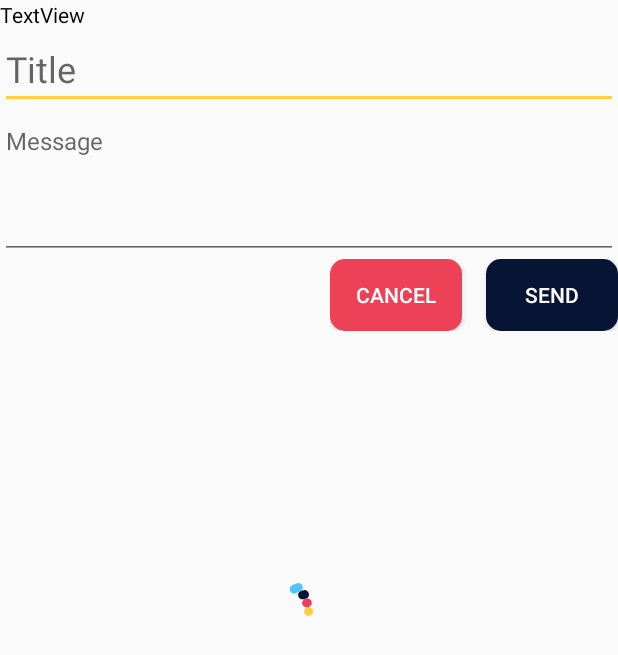
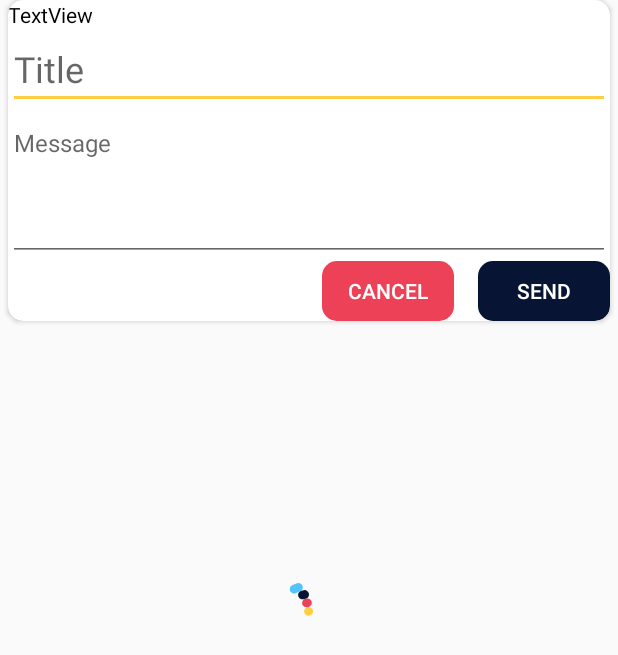
Before and after one commit to UNIC-India/UNIC_Vendor, an Android app: the layout fragment_write_nofication.xml on its own in the app's theme, with its tools: preview values and no code run, on a phone screen of 412 x 824 dp. Shown: the top 655 px of the screen. Run offline under Robolectric (Android 15) with nearby library versions, the phone set to English and light mode, and no system bars; Roboto replaces fonts that are not available here.

Commit message:
Clean up

```diff
--- a/app/src/main/res/layout/activity_set_shop_structure.xml
+++ b/app/src/main/res/layout/activity_set_shop_structure.xml
@@ -67,10 +67,11 @@
                         android:layout_width="0dp"
                         android:layout_height="wrap_content"
                         android:ellipsize="end"
+                        android:fontFamily="@font/montserrat_bold"
                         android:maxLines="1"
                         android:textColor="#FFFFFF"
+
                         android:textSize="24sp"
-
                         app:layout_constraintBottom_toBottomOf="parent"
                         app:layout_constraintEnd_toStartOf="@+id/confirm_shop_structure"
                         app:layout_constraintStart_toStartOf="parent"
--- a/app/src/main/res/layout/fragment_write_nofication.xml
+++ b/app/src/main/res/layout/fragment_write_nofication.xml
@@ -1,5 +1,6 @@
 <?xml version="1.0" encoding="utf-8"?>
-<androidx.constraintlayout.widget.ConstraintLayout xmlns:android="http://schemas.android.com/apk/res/android"
+<androidx.constraintlayout.widget.ConstraintLayout
+    xmlns:android="http://schemas.android.com/apk/res/android"
     xmlns:app="http://schemas.android.com/apk/res-auto"
     xmlns:tools="http://schemas.android.com/tools"
     android:layout_width="match_parent"
@@ -10,13 +11,28 @@
         android:id="@+id/loading"
         android:layout_width="100dp"
         android:layout_height="100dp"
-        app:lottie_rawRes="@raw/loadingone"
-        app:lottie_loop="true"
-        app:lottie_autoPlay="true"
+        app:layout_constraintBottom_toBottomOf="parent"
         app:layout_constraintEnd_toEndOf="parent"
         app:layout_constraintStart_toStartOf="parent"
-        app:layout_constraintBottom_toBottomOf="parent"
-        app:layout_constraintTop_toTopOf="parent"/>
+        app:layout_constraintTop_toTopOf="parent"
+        app:lottie_autoPlay="true"
+        app:lottie_loop="true"
+        app:lottie_rawRes="@raw/loadingone" />
+
+    <androidx.cardview.widget.CardView
+        android:id="@+id/cardView4"
+        android:layout_width="match_parent"
+        android:layout_height="wrap_content"
+        android:layout_marginStart="5dp"
+        android:layout_marginEnd="5dp"
+        app:cardCornerRadius="10dp"
+        app:layout_constraintEnd_toEndOf="parent"
+        app:layout_constraintStart_toStartOf="parent"
+        app:layout_constraintTop_toTopOf="parent">
+
+        <androidx.constraintlayout.widget.ConstraintLayout
+            android:layout_width="match_parent"
+            android:layout_height="match_parent">
 
             <TextView
                 android:id="@+id/tvShopName"
@@ -30,7 +46,7 @@
 
             <EditText
                 android:id="@+id/etTitle"
-        android:layout_width="0dp"
+                android:layout_width="match_parent"
                 android:layout_height="wrap_content"
                 android:ems="10"
                 android:hint="Title"
@@ -43,9 +59,10 @@
 
             <EditText
                 android:id="@+id/etMessage"
-        android:layout_width="0dp"
+                android:layout_width="match_parent"
                 android:layout_height="100dp"
 
+                android:layout_marginTop="1dp"
                 android:ems="10"
                 android:gravity="start|top"
                 android:hint="Message"
@@ -66,7 +83,7 @@
                 <Button
                     android:id="@+id/btncancel"
                     android:layout_width="wrap_content"
-            android:layout_height="wrap_content"
+                    android:layout_height="40dp"
                     android:layout_gravity="center_horizontal"
                     android:layout_marginRight="8dp"
                     android:background="@drawable/roundbutton"
@@ -77,7 +94,7 @@
                 <Button
                     android:id="@+id/btnsend"
                     android:layout_width="wrap_content"
-            android:layout_height="wrap_content"
+                    android:layout_height="40dp"
                     android:layout_gravity="center_horizontal"
                     android:layout_marginLeft="8dp"
                     android:background="@drawable/roundbutton"
@@ -85,3 +102,5 @@
                     android:textColor="#FFFFFF" />
             </LinearLayout>
         </androidx.constraintlayout.widget.ConstraintLayout>
+    </androidx.cardview.widget.CardView>
+</androidx.constraintlayout.widget.ConstraintLayout>
--- a/app/src/main/res/layout/notification_list_item.xml
+++ b/app/src/main/res/layout/notification_list_item.xml
@@ -3,10 +3,10 @@
     xmlns:app="http://schemas.android.com/apk/res-auto"
     android:layout_width="match_parent"
     android:layout_height="wrap_content"
-    android:layout_marginLeft="3dp"
-    android:layout_marginTop="0dp"
-    android:layout_marginEnd="3dp"
+    android:layout_marginLeft="5dp"
+    android:layout_marginEnd="5dp"
     android:layout_marginBottom="2dp"
+    app:cardCornerRadius="10dp"
     app:cardElevation="10dp">
 
     <androidx.constraintlayout.widget.ConstraintLayout
--- a/app/src/main/res/layout/team_member_list_item.xml
+++ b/app/src/main/res/layout/team_member_list_item.xml
@@ -3,9 +3,12 @@
     xmlns:app="http://schemas.android.com/apk/res-auto"
     android:layout_width="match_parent"
     android:layout_height="wrap_content"
+    android:layout_marginStart="4dp"
+    android:layout_marginEnd="4dp"
     android:layout_marginRight="4dp"
     android:layout_marginBottom="2dp"
     android:paddingBottom="4dp"
+    app:cardCornerRadius="10dp"
     app:cardElevation="5dp">
 
     <androidx.constraintlayout.widget.ConstraintLayout
```
Also changed, not shown: app/src/main/java/com/unic/unic_vendor_final_1/adapters/shop_view_components/ProductViewAdapters/ProductListAdapter.java (+7 -6 lines), app/src/main/java/com/unic/unic_vendor_final_1/views/settings_fragments/TeamFragment.java (+10 -1 lines), app/src/main/res/layout/member_dialog.xml (+36 -13 lines), app/src/main/res/layout/shop_qr_list_item.xml (+19 -18 lines). Lines whose indentation alone changed are shown as unchanged.
